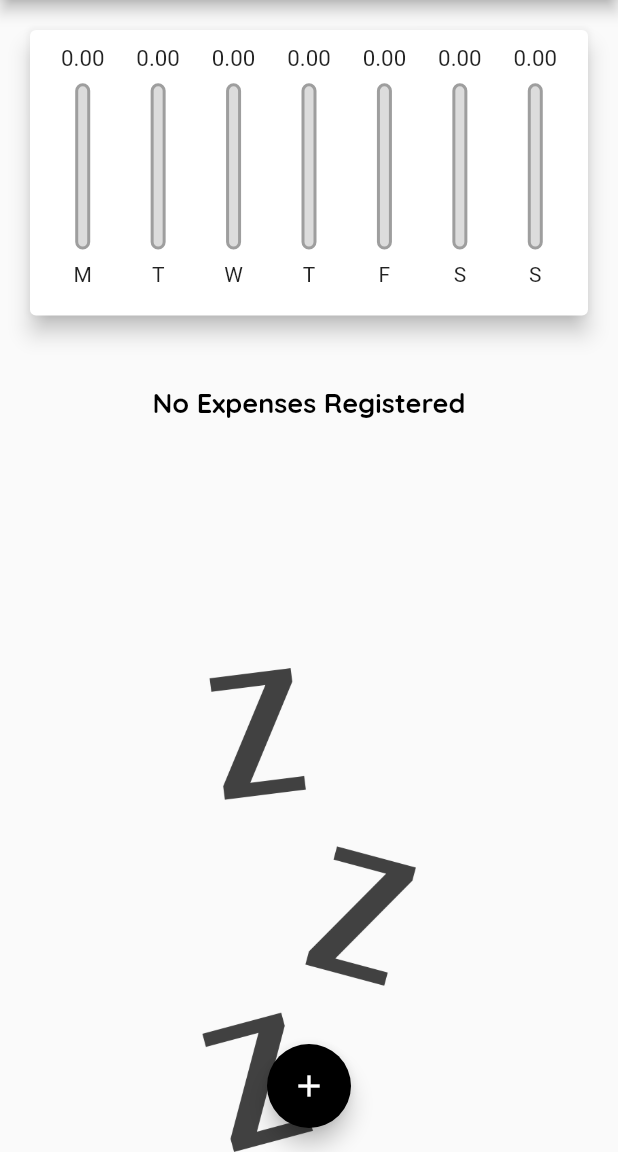
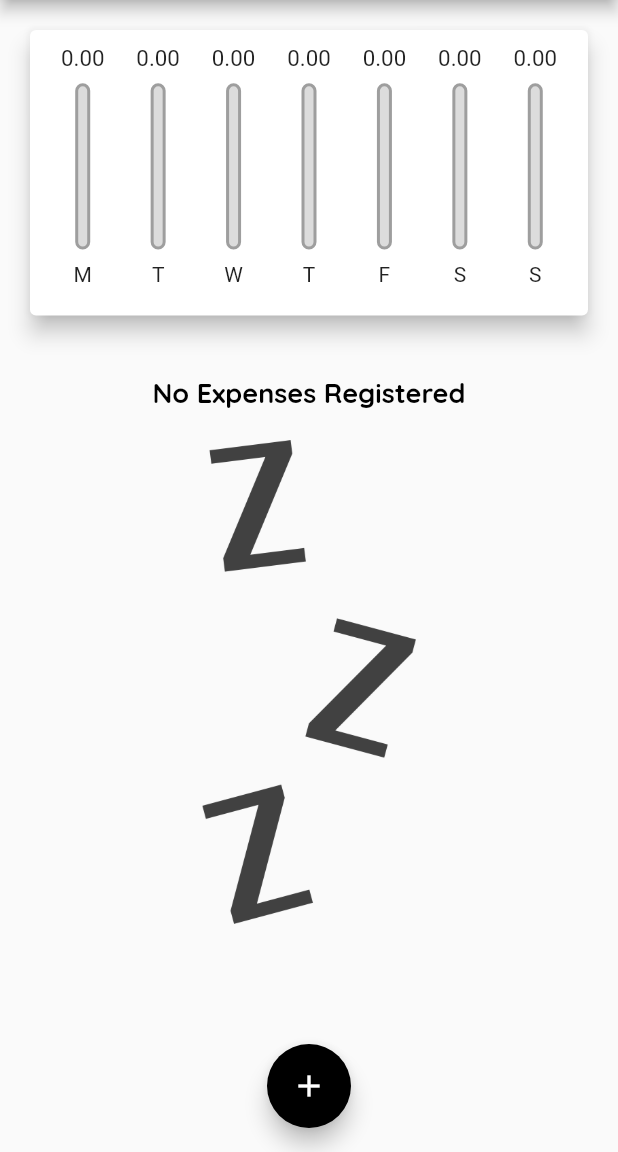
Before and after one commit to bielom43/ProjectApp-Despesas, a Flutter app: the screen it shows after launch, on a phone screen of 412 x 824 dp, the part 84-1236 px from its top. Run offline on Flutter 3.47's test engine with Material 2 defaults, Android fonts, the phone set to English and light mode, and no system bars.

Commit message:
constant values to height in sizedBoxes

```diff
--- a/lib/components/transaction_list.dart
+++ b/lib/components/transaction_list.dart
@@ -15,17 +15,14 @@ class TransactionList extends StatelessWidget {
             builder: (ctx, constraints) {
               return Column(
                 children: <Widget>[
-                  SizedBox(
-                    height: constraints.maxHeight * 0.05,
+                  const SizedBox(
+                    height: 20,
                   ),
-                  SizedBox(
-                    height: constraints.maxHeight * 0.3,
-                    child: Text(
-                      'No Expenses Registered',
-                      style: Theme.of(context).textTheme.headline6,
-                    ),
+                  Text(
+                    'No Expenses Registered',
+                    style: Theme.of(context).textTheme.headline6,
                   ),
-                  SizedBox(height: constraints.maxHeight * 0.05),
+                  const SizedBox(height: 20),
                   SizedBox(
                     height: constraints.maxHeight * 0.60,
                     child: Image.asset(
```
